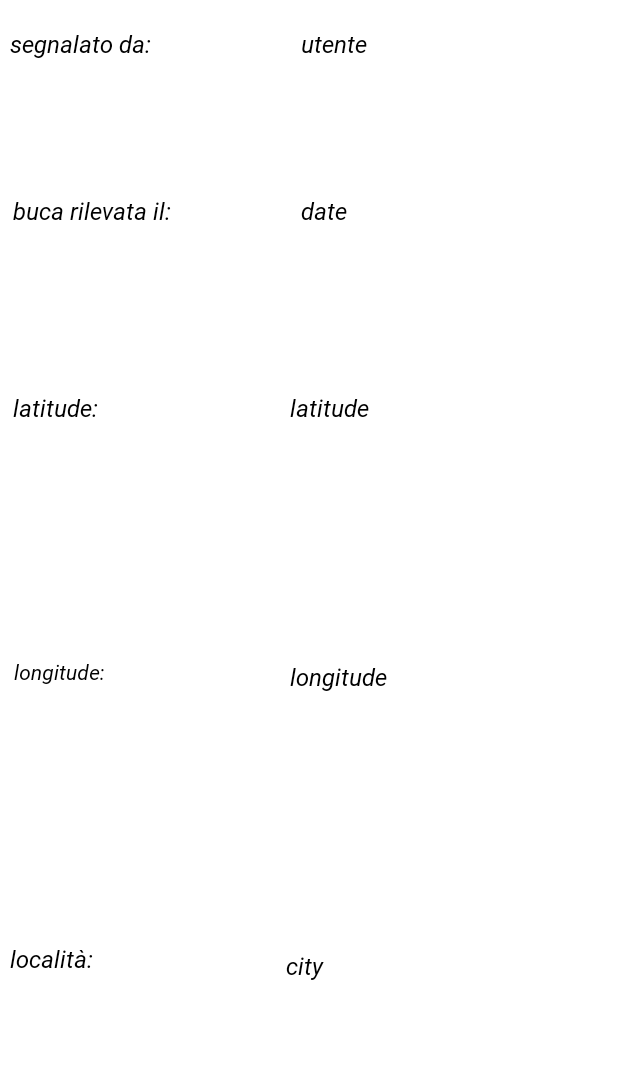
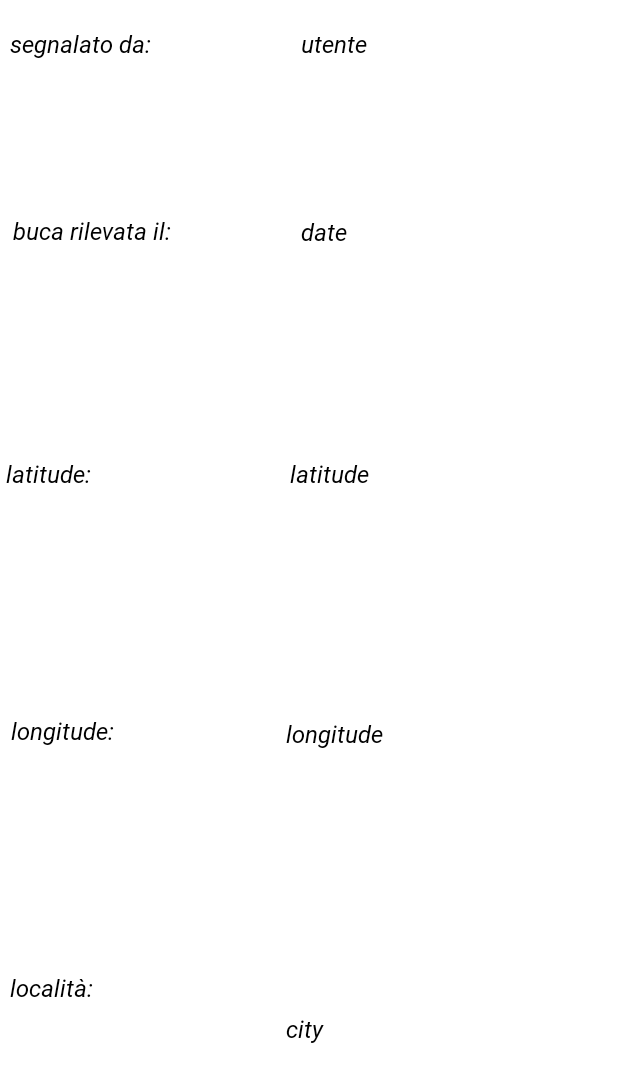
Before and after one commit to LuigiVessella/ProgettoLSO2022, an Android app: the layout row_pothole.xml on its own in the app's theme, with its tools: preview values and no code run, on a phone screen of 412 x 824 dp. Shown: the top 1082 px of the screen. Run offline under Robolectric (Android 15) with nearby library versions, the phone set to English and light mode, and no system bars.

Commit message:
piccoli aggiornamenti grafici

```diff
--- a/app/src/main/java/com/example/main/PotholesActivity.java
+++ b/app/src/main/java/com/example/main/PotholesActivity.java
@@ -67,7 +67,7 @@ public class PotholesActivity extends AppCompatActivity {
         registrazioniSv = findViewById(R.id.linearScroll);
         bucaTv = findViewById(R.id.textViewBuca);
         visualizzaBtn = findViewById(R.id.buttonVisualizza);
-        welcomeTv.setText("Benvenuto, " + userName);
+        welcomeTv.setText("Benvenuto " + userName);
 
 
         counter = 0;
--- a/app/src/main/java/com/example/main/Sensor/Accelerometer.java
+++ b/app/src/main/java/com/example/main/Sensor/Accelerometer.java
@@ -64,7 +64,6 @@ public class Accelerometer extends Application{
                 }
 
             }
-        System.out.println("sono uscito dal while");
         lastValue = newValue;
     }
 }
--- a/app/src/main/res/layout/activity_get_records.xml
+++ b/app/src/main/res/layout/activity_get_records.xml
@@ -50,6 +50,7 @@
 
     <Spinner
         android:id="@+id/spinner"
+        style="@android:style/Widget.Spinner"
         android:layout_width="234dp"
         android:layout_height="46dp"
         android:hint="Distanza in km:"
@@ -57,10 +58,10 @@
         android:textColorHint="#05ab9a"
         app:layout_constraintBottom_toBottomOf="parent"
         app:layout_constraintEnd_toEndOf="parent"
-        app:layout_constraintHorizontal_bias="0.09"
+        app:layout_constraintHorizontal_bias="0.033"
         app:layout_constraintStart_toStartOf="parent"
         app:layout_constraintTop_toBottomOf="@+id/buttonBack"
-        app:layout_constraintVertical_bias="0.274" />
+        app:layout_constraintVertical_bias="0.241" />
 
     <TextView
         android:id="@+id/textView2"
--- a/app/src/main/res/layout/row_pothole.xml
+++ b/app/src/main/res/layout/row_pothole.xml
@@ -20,7 +20,7 @@
         app:layout_constraintHorizontal_bias="0.815"
         app:layout_constraintStart_toStartOf="parent"
         app:layout_constraintTop_toBottomOf="@+id/textViewLongitude"
-        app:layout_constraintVertical_bias="0.593" />
+        app:layout_constraintVertical_bias="0.716" />
 
     <TextView
         android:id="@+id/textViewCity"
@@ -77,13 +77,14 @@
         android:fontFamily="@font/roboto_italic"
         android:text="longitude:"
         android:textColor="#000000"
+        android:textSize="16sp"
         android:textStyle="italic"
         app:layout_constraintBottom_toBottomOf="parent"
         app:layout_constraintEnd_toEndOf="parent"
-        app:layout_constraintHorizontal_bias="0.036"
+        app:layout_constraintHorizontal_bias="0.028"
         app:layout_constraintStart_toStartOf="parent"
         app:layout_constraintTop_toTopOf="parent"
-        app:layout_constraintVertical_bias="0.561" />
+        app:layout_constraintVertical_bias="0.61" />
 
     <TextView
         android:id="@+id/textViewInfoLat"
@@ -96,10 +97,10 @@
         android:textStyle="italic"
         app:layout_constraintBottom_toBottomOf="parent"
         app:layout_constraintEnd_toEndOf="parent"
-        app:layout_constraintHorizontal_bias="0.036"
+        app:layout_constraintHorizontal_bias="0.016"
         app:layout_constraintStart_toStartOf="parent"
         app:layout_constraintTop_toTopOf="parent"
-        app:layout_constraintVertical_bias="0.333" />
+        app:layout_constraintVertical_bias="0.39" />
 
     <TextView
         android:id="@+id/textViewDate"
@@ -115,7 +116,7 @@
         app:layout_constraintHorizontal_bias="0.749"
         app:layout_constraintStart_toStartOf="parent"
         app:layout_constraintTop_toTopOf="parent"
-        app:layout_constraintVertical_bias="0.167" />
+        app:layout_constraintVertical_bias="0.185" />
 
     <TextView
         android:id="@+id/textViewInfo"
@@ -131,7 +132,7 @@
         app:layout_constraintHorizontal_bias="0.034"
         app:layout_constraintStart_toStartOf="parent"
         app:layout_constraintTop_toTopOf="parent"
-        app:layout_constraintVertical_bias="0.167" />
+        app:layout_constraintVertical_bias="0.184" />
 
     <TextView
         android:id="@+id/textViewLongitude"
@@ -144,10 +145,10 @@
         android:textStyle="italic"
         app:layout_constraintBottom_toBottomOf="parent"
         app:layout_constraintEnd_toEndOf="parent"
-        app:layout_constraintHorizontal_bias="0.756"
+        app:layout_constraintHorizontal_bias="0.745"
         app:layout_constraintStart_toStartOf="parent"
         app:layout_constraintTop_toTopOf="parent"
-        app:layout_constraintVertical_bias="0.562" />
+        app:layout_constraintVertical_bias="0.611" />
 
     <TextView
         android:id="@+id/textViewLati"
@@ -163,5 +164,5 @@
         app:layout_constraintHorizontal_bias="0.772"
         app:layout_constraintStart_toStartOf="parent"
         app:layout_constraintTop_toTopOf="parent"
-        app:layout_constraintVertical_bias="0.332" />
+        app:layout_constraintVertical_bias="0.388" />
 </androidx.constraintlayout.widget.ConstraintLayout>
```
